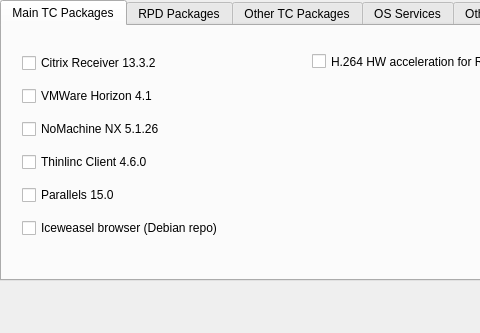
Above: rpitc.ui from Gibbio/RPiTC_Builder before the change; both pictures show x 0 to 480 and y 0 to 333 of the 733 by 333 pixel window. Below: the same form after it.
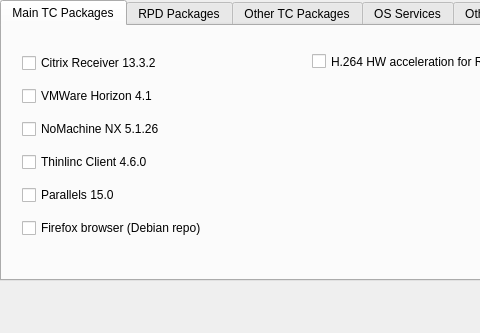
That is the form after the change. Icons and pictures are not drawn.

Commit message: Fix Firefox/Iceweasel, bluetoothd for RPi

What changed in the file:
```diff
--- a/rpitc.ui
+++ b/rpitc.ui
@@ -120,7 +120,7 @@
        <item>
         <widget class="QCheckBox" name="browser_checkBox">
          <property name="text">
-          <string>Iceweasel browser (Debian repo)</string>
+          <string>Firefox browser (Debian repo)</string>
          </property>
          <property name="icon">
           <iconset resource="icons.qrc">
```
The commit also changes 3 other files.
